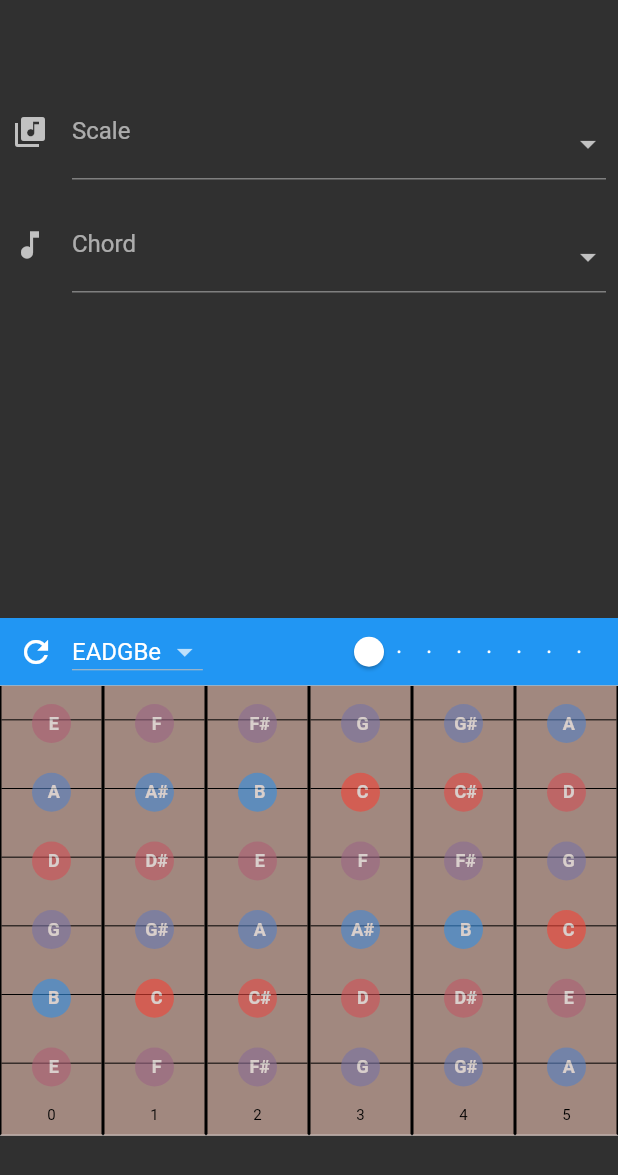
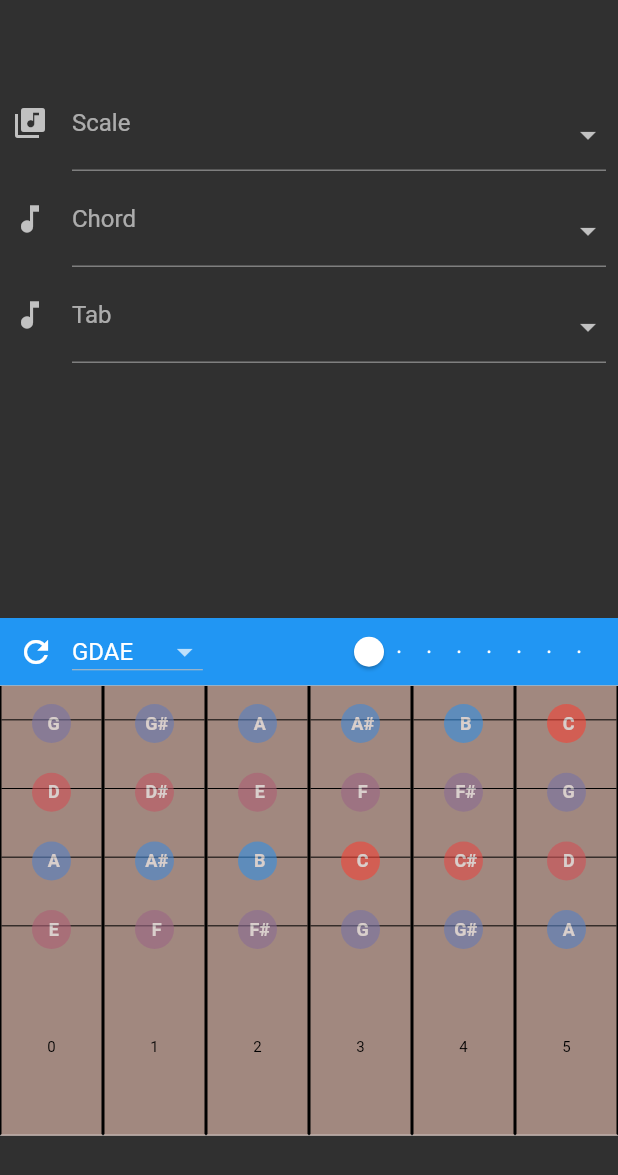
Before and after one commit to cshannon3/guitar_vis_f, a Flutter app: the screen it shows after launch, on a phone screen of 412 x 824 dp. Shown: the top 1175 px of the screen. Run offline on Flutter 3.47's test engine with Material 2 defaults, Android fonts, the phone set to English and light mode, and no system bars.

Commit message:
commit before branching

```diff
--- a/lib/Component/guitar_note_widget.dart
+++ b/lib/Component/guitar_note_widget.dart
@@ -8,6 +8,7 @@ class guitarNoteWidget extends StatelessWidget {
   final bool inchord;
   final int fretsshown;
   final int scalepos;
+  final bool intab;
 
   guitarNoteWidget({Key key,
     this.note,
@@ -17,6 +18,7 @@ class guitarNoteWidget extends StatelessWidget {
     this.inchord,
     this.fretsshown,
     this.scalepos,
+    this.intab,
   }) : super(key: key);
 
   @override
@@ -30,19 +32,19 @@ class guitarNoteWidget extends StatelessWidget {
               Center(
                 child: Divider(height: fretwidth * (2 / 3), color: Colors.black,),
               ),
-              inscale ?
+              inscale || intab ?
               Padding(
                 padding: const EdgeInsets.only(top: 5.0),
                 child: Opacity(
-                  opacity: inchord ? 0.9 : 0.6,
+                  opacity: inchord || intab ? 0.9 : 0.6,
                   child: Center(
                     child: Container(
-                      width: inchord ? 36.0 - fretsshown : 32.0 - fretsshown,
-                      height: inchord ? 36.0 - fretsshown : 32.0 - fretsshown,
+                      width: inchord || intab ? 36.0 - fretsshown : 32.0 - fretsshown,
+                      height:inchord || intab ? 36.0 - fretsshown : 32.0 - fretsshown,
                       decoration: BoxDecoration(
                         color: getColor((note % 12).toDouble()),
                         shape: BoxShape.circle,
-                        border: inchord ? new Border.all(
+                        border: inchord || intab ? new Border.all(
                           color: Colors.white,
                           width: 2.5,
                         ) : Border(),
@@ -56,7 +58,7 @@ class guitarNoteWidget extends StatelessWidget {
                           text: TextSpan(
                             text: "${scalepos ?? ""} ${notenames[note % 12]}",
                             style: TextStyle(fontSize: 12.0,
-                                color: inchord ? Colors.black : Colors.white,
+                                color: inchord || intab ? Colors.black : Colors.white,
                                 fontWeight: FontWeight.bold),
                           ), // TextSpan
                         ), // Rich Text
--- a/lib/Component/input_options.dart
+++ b/lib/Component/input_options.dart
@@ -8,7 +8,7 @@ import 'package:guitar_vis_f/shared_info.dart';
 
 
 class InputOptions extends StatefulWidget {
-  final Function(int rootnote, int currentchord, int tonalhighlight, int _scale) onPressed;
+  final Function(int rootnote, int currentchord, int tonalhighlight, int _scale, int currenttab) onPressed;
 
   InputOptions({
     this.onPressed
@@ -19,20 +19,21 @@ class InputOptions extends StatefulWidget {
 
 class _InputOptionsState extends State<InputOptions> {
 
-
-
   String _scale = '';
   int currentscale = -1;
   int rootnote = 4;
   int tonalhighlight = 0;
-
   String _chord = "";
   int currentchord = -1;
+  String _tab = "";
+  List<String> tabnames = ['', "Simple Man"];
+  int currenttab = -1;
+
 
 
   void onChanged() {
     setState(() {
-      widget.onPressed(rootnote, currentchord,tonalhighlight, currentscale);
+      widget.onPressed(rootnote, currentchord,tonalhighlight, currentscale, currenttab);
     });
   }
 
@@ -41,9 +42,10 @@ class _InputOptionsState extends State<InputOptions> {
     rootnote = -1;
     currentscale = -1;
     currentchord = -1;
+    currenttab = -1;
 
     setState(() {
-      widget.onPressed(rootnote/*, notesShown,*/, currentchord, tonalhighlight, currentscale);
+      widget.onPressed(rootnote, currentchord, tonalhighlight, currentscale, currenttab);
     });
   }
 
@@ -54,11 +56,11 @@ class _InputOptionsState extends State<InputOptions> {
         children: <Widget>[
           Padding(
             padding: EdgeInsets.only(
-                left: 8.0,right: 8.0,  top: 50.0, bottom: _scale!=-1 ? 200.0: 0.0),
+                left: 8.0,right: 8.0,  top: 50.0, /*bottom: _scale!=-1 ? 100.0: 0.0*/),
             child: Column(
-              mainAxisAlignment: MainAxisAlignment.spaceAround,
+
               children: <Widget>[
-                _chord == '' ? new InputDecorator(
+                _chord == '' && _tab == '' ? new InputDecorator(
                   decoration: const InputDecoration(
                     icon: const Icon(Icons.library_music),
                     labelText: 'Scale',
@@ -88,7 +90,8 @@ class _InputOptionsState extends State<InputOptions> {
                     ), // Dropdown Button
                   ), // DropdownButtonHideUnderline
                 ) : Container(), // Input Decorator
-                _scale == '' ? new InputDecorator(
+            /*  */
+                _scale == '' && _tab == '' ? new InputDecorator(
                   decoration: const InputDecoration(
                     icon: const Icon(Icons.music_note),
                     labelText: 'Chord',
@@ -103,7 +106,6 @@ class _InputOptionsState extends State<InputOptions> {
                           _chord = newValue;
                           currentchord = chordnames.indexOf(_chord) - 1;
                           if (currentchord >= 0) {
-
                             onChanged();
                           } else {
                             showAll();
@@ -111,6 +113,37 @@ class _InputOptionsState extends State<InputOptions> {
                         });
                       },
                       items: chordnames.map((String value) {
+                        return new DropdownMenuItem<String>(
+                          value: value,
+                          child: new Text(value),
+                        );
+                      }).toList(),
+                    ), // Dropdown Button
+                  ), // DropdownButtonHideUnderline
+                ) : Container(),
+                _scale == '' && _chord == '' ? new InputDecorator(
+                  decoration: const InputDecoration(
+                    icon: const Icon(Icons.music_note),
+                    labelText: 'Tab',
+                  ),
+                  isEmpty: _tab == '',
+                  child: new DropdownButtonHideUnderline(
+                    child: new DropdownButton<String>(
+                      value: _tab,
+                      isDense: true,
+                      onChanged: (String newValue) {
+                        setState(() {
+                          _tab = newValue;
+                          if (_tab != '') {
+                            currenttab = 0;
+                            print(_tab);
+                            onChanged();
+                          } else {
+                            showAll();
+                          }
+                        });
+                      },
+                      items: tabnames.map((String value) {
                         return new DropdownMenuItem<String>(
                           value: value,
                           child: new Text(value),
@@ -132,7 +165,8 @@ class _InputOptionsState extends State<InputOptions> {
                   ) : Container(),
               ],
             ),
-          ), // Expanded
+          ),
+
           _scale != '' ? Padding(
             padding: const EdgeInsets.only(top: 10.0),
             child: RadialMenu(
--- a/lib/Component/instrument_widget.dart
+++ b/lib/Component/instrument_widget.dart
@@ -11,14 +11,16 @@ class instrumentWidget extends StatefulWidget {
   final int tonalhighlight;
   final int currentscale;
   final int currentchord;
+  final int currenttab;
 
 
   instrumentWidget({
-    this.tuning = 0,
+    this.tuning = 4,//0,
     this.rootnote = -1,
     this.tonalhighlight =0,
     this.currentscale = -1,
     this.currentchord = -1,
+    this.currenttab = -1,
 
   });
 
@@ -34,20 +36,20 @@ class _instrumentWidgetState extends State<instrumentWidget> {
   int rootindex;
   List<int> scalenotes = [];
   List<int> chordnotes = [];
+  List<List<int>> tab = [];
   bool showall = true;
   bool guitaron = true;
   int currenttuning;
+  int tabnum = 0;
 
-  List<String> _tunings = <String>[
-    'EADGBe', 'DADGBe', 'DADGBd', 'DGDGBD',
-  ];
+
   String _tuning;
 
   @override
   void initState() {
     super.initState();
     currenttuning = widget.tuning;
-    _tuning = _tunings[currenttuning];
+    _tuning = tuningnames[currenttuning];
     _updateValues();
   }
 
@@ -87,11 +89,18 @@ class _instrumentWidgetState extends State<instrumentWidget> {
     return _chordnotes;
   }
 
+
   void _updateValues() {
     setState(() {
-      if (widget.rootnote == -1) {
+      if (widget.currenttab != -1 ) {
+        showall = false;
+        tab = simpleman;
+        print(tab);
+        print(tab.length);
+      }
+     /* if (widget.rootnote == -1 ) {
         showall = true;
-      }
+      }*/
       else if (widget.currentscale != -1) {
         showall = false;
         rootindex = scales[widget.currentscale].indexOf(widget.rootnote % 12);
@@ -150,7 +159,7 @@ class _instrumentWidgetState extends State<instrumentWidget> {
 
   List<Widget> _buildNotes(int fretnum, /*int tuning,*/ double fretwidth) {
     List<Widget> notes = [];
-    for (int string = 0; string < 6; ++string) { // High e to low e
+    for (int string = 0; string < tunings[currenttuning].length; ++string) { // High e to low e
       // for (int string = 5; string>=0; --string) {
       int note = tunings[currenttuning][string] + fretnum;
       notes.add(
@@ -159,7 +168,11 @@ class _instrumentWidgetState extends State<instrumentWidget> {
             string: string,
             fretwidth: fretwidth,
             inscale: showall ? true : scalenotes.contains(note % 12),
-            inchord: showall ? false : chordnotes.contains(note % 12),
+            // Using in chord for tab at the moment
+            inchord: showall ? false :
+              chordnotes.contains(note % 12),
+            intab: showall|| widget.currenttab==-1 ? false:
+            tab[tabnum].contains(note),
             fretsshown: fretsshown,
             scalepos: (showall || !scalenotes.contains(note % 12))
                 ? null
@@ -216,19 +229,44 @@ class _instrumentWidgetState extends State<instrumentWidget> {
                  value: _tuning,
                   onChanged: (tuning) {
                     setState(() {
-                      print(tuning);
                       _tuning = tuning;
-                      currenttuning = _tunings.indexOf(tuning);
+                      currenttuning = tuningnames.indexOf(tuning);
                     });
                   },
-                  items: _tunings.map((String value) {
+                  items: tuningnames.map((String value) {
                     return new DropdownMenuItem<String>(
                       value: value,
                       child: new Text(value),
                     );
                   }).toList(),
                 ):Container(),
-                Expanded(child: Container(),),
+                Expanded(child: (widget.currenttab != -1) ? Row(
+                  children: <Widget>[
+                    IconButton(
+                      onPressed: () {
+                        setState(() {
+                          if (tabnum>0) tabnum-=1;
+                        });
+                      },
+                      icon: Icon(
+                        Icons.keyboard_arrow_left,
+                        color: Colors.grey,
+                      ),
+                    ),
+                    IconButton(
+                      onPressed: () {
+                        setState(() {
+                          if (tabnum<tab.length) tabnum+=1;
+                          else tabnum = 0;
+                        });
+                      },
+                      icon: Icon(
+                        Icons.keyboard_arrow_right,
+                        color: Colors.grey,
+                      ),
+                    ),
+                  ],
+                ): Container(),),
                 guitaron ? Slider(
                   value: fretsshown.toDouble(),
                   min: 6.0,
--- a/lib/main.dart
+++ b/lib/main.dart
@@ -32,7 +32,7 @@ class _homeScreenState extends State<homeScreen> {
     });
   }
 
-  void onInputChanged(int _rootnote,int _currentchord , int _tonalhighlight, int _currentscale) {
+  void onInputChanged(int _rootnote,int _currentchord , int _tonalhighlight, int _currentscale, int _currenttab) {
 
     setState(() {
 
@@ -41,6 +41,7 @@ class _homeScreenState extends State<homeScreen> {
           rootnote:  _rootnote,
           tonalhighlight: _tonalhighlight,
           currentscale: _currentscale,
+          currenttab: _currenttab,
           );
 
     });
--- a/lib/shared_info.dart
+++ b/lib/shared_info.dart
@@ -8,9 +8,15 @@ List<int> majorscale = [0,2,4,5,7,9,11,12,14,16,17,19,21,23,24];
 
 List<int> rootnotes = [4, 9, 14, 19, 23, 28];
 
+List<String> tuningnames = <String>[
+  'EADGBe', 'DADGBe', 'DADGBd', 'DGDGBD','GDAE', 'FBDABD'
+];
+
 List<List<int>> tunings = [[4, 9, 14, 19, 23, 28],[2, 9, 14, 19, 23, 28], // Drop D
 [2, 9, 14, 19, 23, 26], // Double drop d
-[2, 7, 14, 19, 23, 26] // open G
+[2, 7, 14, 19, 23, 26], // open G
+  [19,26,33,40], // Mandolin
+  [7, 11, 14, 19, 23, 26], // custom
 ];
 
 List<String> scalenames = <String>[
@@ -63,3 +69,6 @@
 Color getColor(double tnote) {
   return Color.lerp(Colors.red, Colors.blue, tnote / 12);
 }
+
+List<List<int>> simpleman = [[9],[11],[12],[19],[16],[12],
+                              [24],[19],[16],[19],[7],[14], [11],[7]];
```
Also changed, not shown: 1 other file.
